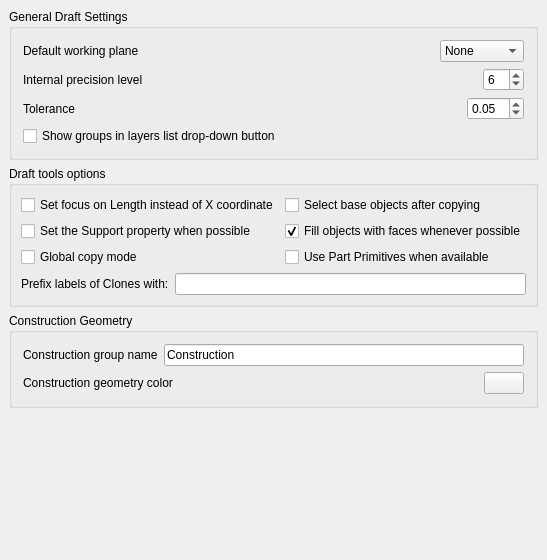
Above: src/Mod/Draft/Resources/ui/preferences-draft.ui from southseact-3d/fcd before the change. Below: the same form after it.
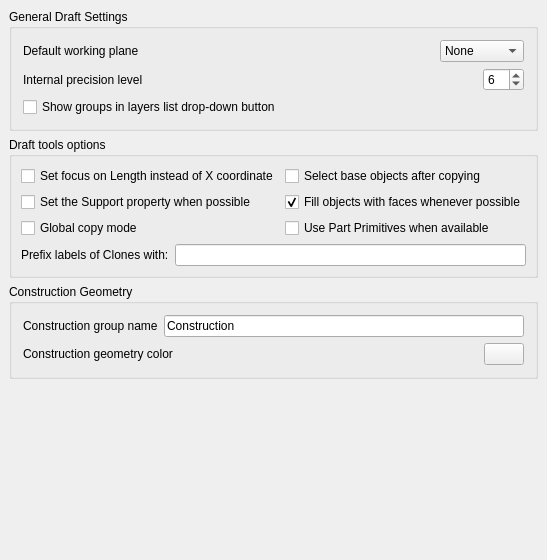
That is the form after the change. Custom widgets are drawn as their Qt base class.

Commit message:
Draft: remove the tolerance preference
The tolerance function now derives its value from the precision preference.

Additonally:
Removed the epsilon() function. It did not make sense and was not used.

```diff
--- a/src/Mod/Draft/Resources/ui/preferences-draft.ui
+++ b/src/Mod/Draft/Resources/ui/preferences-draft.ui
@@ -135,59 +135,6 @@
         </item>
        </layout>
       </item>
-      <item>
-       <layout class="QHBoxLayout" name="horizontalLayout_15">
-        <item>
-         <widget class="QLabel" name="label_7">
-          <property name="text">
-           <string>Tolerance</string>
-          </property>
-         </widget>
-        </item>
-        <item>
-         <spacer name="horizontalSpacer_8">
-          <property name="orientation">
-           <enum>Qt::Horizontal</enum>
-          </property>
-          <property name="sizeHint" stdset="0">
-           <size>
-            <width>40</width>
-            <height>20</height>
-           </size>
-          </property>
-         </spacer>
-        </item>
-        <item>
-         <widget class="Gui::PrefDoubleSpinBox" name="gui::prefdoublespinbox">
-          <property name="maximumSize">
-           <size>
-            <width>60</width>
-            <height>16777215</height>
-           </size>
-          </property>
-          <property name="toolTip">
-           <string>This is the value used by functions that use a tolerance.
-Values with differences below this value will be treated as same. This value will be obsoleted soon so the precision level above controls both.</string>
-          </property>
-          <property name="suffix">
-           <string/>
-          </property>
-          <property name="singleStep">
-           <double>0.010000000000000</double>
-          </property>
-          <property name="value">
-           <double>0.050000000000000</double>
-          </property>
-          <property name="prefEntry" stdset="0">
-           <cstring>tolerance</cstring>
-          </property>
-          <property name="prefPath" stdset="0">
-           <cstring>Mod/Draft</cstring>
-          </property>
-         </widget>
-        </item>
-       </layout>
-      </item>
       <item>
        <widget class="Gui::PrefCheckBox" name="checkBox_3">
         <property name="toolTip">
```
The commit also changes 2 other files.
